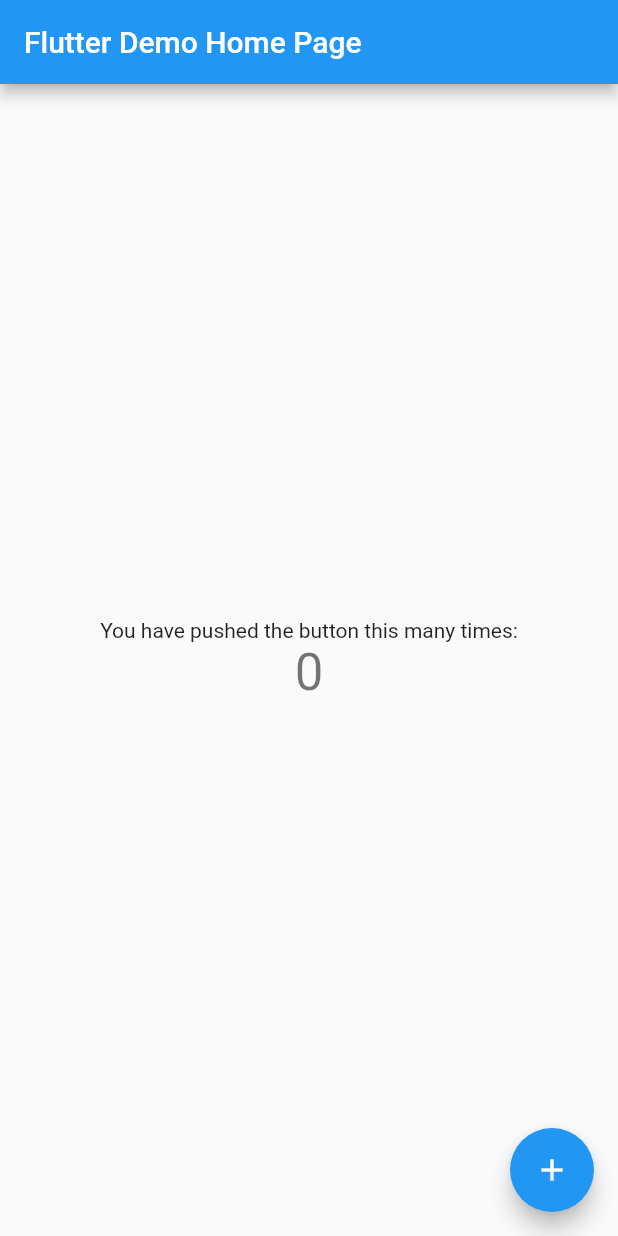
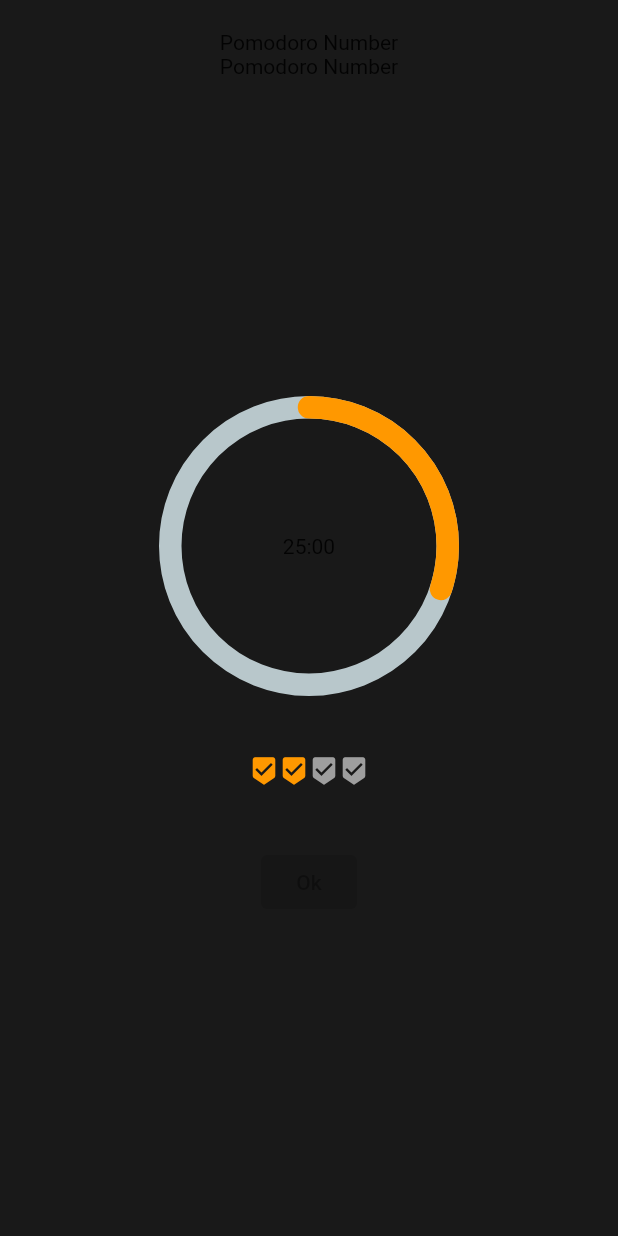
Before and after one commit to Ferrozo/flutter-time-Management-case-study, a Flutter app: the screen it shows after launch, on a phone screen of 412 x 824 dp. Run offline on Flutter 3.47's test engine with Material 2 defaults, Android fonts, the phone set to English and light mode, and no system bars; drawn by our look-alikes of percent_indicator.

Commit message:
status dones

```diff
--- a/lib/main.dart
+++ b/lib/main.dart
@@ -1,115 +1,6 @@
 import 'package:flutter/material.dart';
+import 'package:time_managment_app/src/presentation/screens/app/app.dart';
 
 void main() {
-  runApp(const MyApp());
+  runApp(const App());
 }
-
-class MyApp extends StatelessWidget {
-  const MyApp({Key? key}) : super(key: key);
-
-  // This widget is the root of your application.
-  @override
-  Widget build(BuildContext context) {
-    return MaterialApp(
-      title: 'Flutter Demo',
-      theme: ThemeData(
-        // This is the theme of your application.
-        //
-        // Try running your application with "flutter run". You'll see the
-        // application has a blue toolbar. Then, without quitting the app, try
-        // changing the primarySwatch below to Colors.green and then invoke
-        // "hot reload" (press "r" in the console where you ran "flutter run",
-        // or simply save your changes to "hot reload" in a Flutter IDE).
-        // Notice that the counter didn't reset back to zero; the application
-        // is not restarted.
-        primarySwatch: Colors.blue,
-      ),
-      home: const MyHomePage(title: 'Flutter Demo Home Page'),
-    );
-  }
-}
-
-class MyHomePage extends StatefulWidget {
-  const MyHomePage({Key? key, required this.title}) : super(key: key);
-
-  // This widget is the home page of your application. It is stateful, meaning
-  // that it has a State object (defined below) that contains fields that affect
-  // how it looks.
-
-  // This class is the configuration for the state. It holds the values (in this
-  // case the title) provided by the parent (in this case the App widget) and
-  // used by the build method of the State. Fields in a Widget subclass are
-  // always marked "final".
-
-  final String title;
-
-  @override
-  State<MyHomePage> createState() => _MyHomePageState();
-}
-
-class _MyHomePageState extends State<MyHomePage> {
-  int _counter = 0;
-
-  void _incrementCounter() {
-    setState(() {
-      // This call to setState tells the Flutter framework that something has
-      // changed in this State, which causes it to rerun the build method below
-      // so that the display can reflect the updated values. If we changed
-      // _counter without calling setState(), then the build method would not be
-      // called again, and so nothing would appear to happen.
-      _counter++;
-    });
-  }
-
-  @override
-  Widget build(BuildContext context) {
-    // This method is rerun every time setState is called, for instance as done
-    // by the _incrementCounter method above.
-    //
-    // The Flutter framework has been optimized to make rerunning build methods
-    // fast, so that you can just rebuild anything that needs updating rather
-    // than having to individually change instances of widgets.
-    return Scaffold(
-      appBar: AppBar(
-        // Here we take the value from the MyHomePage object that was created by
-        // the App.build method, and use it to set our appbar title.
-        title: Text(widget.title),
-      ),
-      body: Center(
-        // Center is a layout widget. It takes a single child and positions it
-        // in the middle of the parent.
-        child: Column(
-          // Column is also a layout widget. It takes a list of children and
-          // arranges them vertically. By default, it sizes itself to fit its
-          // children horizontally, and tries to be as tall as its parent.
-          //
-          // Invoke "debug painting" (press "p" in the console, choose the
-          // "Toggle Debug Paint" action from the Flutter Inspector in Android
-          // Studio, or the "Toggle Debug Paint" command in Visual Studio Code)
-          // to see the wireframe for each widget.
-          //
-          // Column has various properties to control how it sizes itself and
-          // how it positions its children. Here we use mainAxisAlignment to
-          // center the children vertically; the main axis here is the vertical
-          // axis because Columns are vertical (the cross axis would be
-          // horizontal).
-          mainAxisAlignment: MainAxisAlignment.center,
-          children: <Widget>[
-            const Text(
-              'You have pushed the button this many times:',
-            ),
-            Text(
-              '$_counter',
-              style: Theme.of(context).textTheme.headline4,
-            ),
-          ],
-        ),
-      ),
-      floatingActionButton: FloatingActionButton(
-        onPressed: _incrementCounter,
-        tooltip: 'Increment',
-        child: const Icon(Icons.add),
-      ), // This trailing comma makes auto-formatting nicer for build methods.
-    );
-  }
-}
--- /dev/null
+++ b/lib/src/core/utils/constants.dart
@@ -0,0 +1,17 @@
+import 'package:flutter/material.dart';
+import 'package:time_managment_app/src/domain/models/timer_status_model.dart';
+
+const pomodoroTotalTime = 25 * 60;
+const shortBreak = 5 * 60;
+const longBreak = 15 * 60;
+const pomodoroPerSet = 4;
+
+const Map<PomodoroStatus, String> statusDescription = {
+  PomodoroStatus.runningPomodoro: 'Pomodoro is running, timer',
+  PomodoroStatus.pausedPomodoro: 'paused Pomodoro',
+  PomodoroStatus.runningShortBreak: 'Short break is running',
+  PomodoroStatus.pausedShortBreak: 'Paused short break',
+  PomodoroStatus.runningLongBreak: 'Long break is running',
+  PomodoroStatus.pausedLongBreak: 'Paused long break',
+  PomodoroStatus.setFinished: 'Congratulations',
+};
--- /dev/null
+++ b/lib/src/domain/models/timer_status_model.dart
@@ -0,0 +1,9 @@
+enum PomodoroStatus {
+  runningPomodoro,
+  pausedPomodoro,
+  runningShortBreak,
+  pausedShortBreak,
+  runningLongBreak,
+  pausedLongBreak,
+  setFinished,
+}
--- /dev/null
+++ b/lib/src/presentation/screens/app/app.dart
@@ -0,0 +1,14 @@
+import 'package:flutter/material.dart';
+import 'package:time_managment_app/src/presentation/screens/home/home.dart';
+
+class App extends StatelessWidget {
+  const App({Key? key}) : super(key: key);
+
+  @override
+  Widget build(BuildContext context) {
+    return const MaterialApp(
+      debugShowCheckedModeBanner: false,
+      home: HomePage(),
+    );
+  }
+}
--- /dev/null
+++ b/lib/src/presentation/screens/home/home.dart
@@ -0,0 +1,55 @@
+import 'package:flutter/material.dart';
+import 'package:percent_indicator/circular_percent_indicator.dart';
+import 'package:time_managment_app/src/presentation/widgets/button/custom_btn.dart';
+import 'package:time_managment_app/src/presentation/widgets/progress_status/progress_status.dart';
+import 'package:time_managment_app/src/domain/models/timer_status_model.dart';
+
+class HomePage extends StatefulWidget {
+  const HomePage({Key? key}) : super(key: key);
+
+  @override
+  State<HomePage> createState() => _HomePageState();
+}
+
+class _HomePageState extends State<HomePage> {
+  @override
+  Widget build(BuildContext context) {
+    return Scaffold(
+      backgroundColor: const Color.fromARGB(255, 25, 25, 25),
+      body: SafeArea(
+        child: Column(
+          mainAxisAlignment: MainAxisAlignment.start,
+          crossAxisAlignment: CrossAxisAlignment.center,
+          children: [
+            const SizedBox(height: 20),
+            const Text('Pomodoro Number'),
+            const Text('Pomodoro Number'),
+            Expanded(
+              child: Column(
+                mainAxisAlignment: MainAxisAlignment.center,
+                crossAxisAlignment: CrossAxisAlignment.center,
+                children: <Widget>[
+                  CircularPercentIndicator(
+                    radius: 100,
+                    lineWidth: 15.0,
+                    percent: 0.3,
+                    circularStrokeCap: CircularStrokeCap.round,
+                    center: const Text('25:00'),
+                    progressColor: Colors.orange,
+                  ),
+                  const SizedBox(height: 40),
+                  const ProgressStatus(done: 2, total: 4),
+                  const SizedBox(height: 40),
+                  CustomBtn(
+                    onClick: () {},
+                    btnTxt: 'Ok',
+                  ),
+                ],
+              ),
+            ),
+          ],
+        ),
+      ),
+    );
+  }
+}
--- /dev/null
+++ b/lib/src/presentation/widgets/button/custom_btn.dart
@@ -0,0 +1,12 @@
+import 'package:flutter/material.dart';
+
+class CustomBtn extends StatelessWidget {
+  // ignore: use_key_in_widget_constructors
+  const CustomBtn({required this.onClick, required this.btnTxt});
+  final Function onClick;
+  final String btnTxt;
+  @override
+  Widget build(BuildContext context) {
+    return ElevatedButton(onPressed: onClick(), child: Text(btnTxt));
+  }
+}
--- /dev/null
+++ b/lib/src/presentation/widgets/progress_status/progress_status.dart
@@ -0,0 +1,39 @@
+import 'package:flutter/material.dart';
+
+class ProgressStatus extends StatelessWidget {
+  const ProgressStatus({Key? key, required this.total, required this.done})
+      : super(key: key);
+
+  final int total;
+  final int done;
+
+  @override
+  Widget build(BuildContext context) {
+    double iconSize = 20.0;
+
+    final doneIcon = Icon(
+      Icons.beenhere,
+      color: Colors.orange,
+      size: iconSize,
+    );
+    final notDoneIcon = Icon(
+      Icons.beenhere,
+      color: Colors.grey,
+      size: iconSize,
+    );
+
+    final List<Icon> icons = [];
+    for (int i = 0; i < total; i++) {
+      if (i < done) {
+        icons.add(doneIcon);
+      } else {
+        icons.add(notDoneIcon);
+      }
+    }
+    return Row(
+      mainAxisAlignment: MainAxisAlignment.center,
+      crossAxisAlignment: CrossAxisAlignment.center,
+      children: icons,
+    );
+  }
+}
--- a/pubspec.yaml
+++ b/pubspec.yaml
@@ -34,6 +34,7 @@ dependencies:
   # The following adds the Cupertino Icons font to your application.
   # Use with the CupertinoIcons class for iOS style icons.
   cupertino_icons: ^1.0.2
+  percent_indicator: ^4.2.2
 
 dev_dependencies:
   flutter_test:
```
Also changed, not shown: pubspec.lock, 1 other file.
